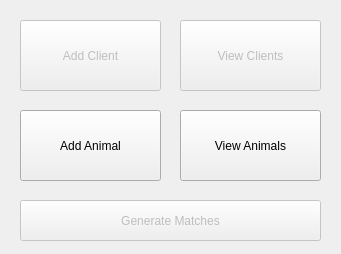
cameronhawtin/Animal-Farm-cuACS, file cuACS/postloginstaff.ui: the form before one commit.
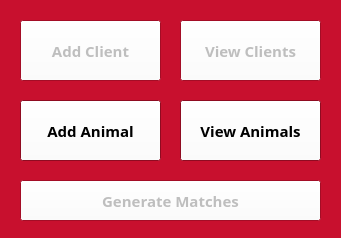
The form after the commit.

Commit message: added carleton font set dialogs to have carleton font (Egyptienne Roman) set login window to non-resizeable set colours to carleton's (PMS 186 #C8102E 200, 16, 46)

Patch:
```diff
--- a/cuACS/postloginstaff.ui
+++ b/cuACS/postloginstaff.ui
@@ -7,9 +7,109 @@
     <x>0</x>
     <y>0</y>
     <width>341</width>
-    <height>254</height>
+    <height>238</height>
    </rect>
   </property>
+  <property name="palette">
+   <palette>
+    <active>
+     <colorrole role="Button">
+      <brush brushstyle="SolidPattern">
+       <color alpha="255">
+        <red>255</red>
+        <green>255</green>
+        <blue>255</blue>
+       </color>
+      </brush>
+     </colorrole>
+     <colorrole role="Base">
+      <brush brushstyle="SolidPattern">
+       <color alpha="255">
+        <red>255</red>
+        <green>255</green>
+        <blue>255</blue>
+       </color>
+      </brush>
+     </colorrole>
+     <colorrole role="Window">
+      <brush brushstyle="SolidPattern">
+       <color alpha="255">
+        <red>200</red>
+        <green>16</green>
+        <blue>46</blue>
+       </color>
+      </brush>
+     </colorrole>
+    </active>
+    <inactive>
+     <colorrole role="Button">
+      <brush brushstyle="SolidPattern">
+       <color alpha="255">
+        <red>255</red>
+        <green>255</green>
+        <blue>255</blue>
+       </color>
+      </brush>
+     </colorrole>
+     <colorrole role="Base">
+      <brush brushstyle="SolidPattern">
+       <color alpha="255">
+        <red>255</red>
+        <green>255</green>
+        <blue>255</blue>
+       </color>
+      </brush>
+     </colorrole>
+     <colorrole role="Window">
+      <brush brushstyle="SolidPattern">
+       <color alpha="255">
+        <red>200</red>
+        <green>16</green>
+        <blue>46</blue>
+       </color>
+      </brush>
+     </colorrole>
+    </inactive>
+    <disabled>
+     <colorrole role="Button">
+      <brush brushstyle="SolidPattern">
+       <color alpha="255">
+        <red>255</red>
+        <green>255</green>
+        <blue>255</blue>
+       </color>
+      </brush>
+     </colorrole>
+     <colorrole role="Base">
+      <brush brushstyle="SolidPattern">
+       <color alpha="255">
+        <red>200</red>
+        <green>16</green>
+        <blue>46</blue>
+       </color>
+      </brush>
+     </colorrole>
+     <colorrole role="Window">
+      <brush brushstyle="SolidPattern">
+       <color alpha="255">
+        <red>200</red>
+        <green>16</green>
+        <blue>46</blue>
+       </color>
+      </brush>
+     </colorrole>
+    </disabled>
+   </palette>
+  </property>
+  <property name="font">
+   <font>
+    <family>Egyptienne F</family>
+    <pointsize>11</pointsize>
+    <weight>75</weight>
+    <italic>false</italic>
+    <bold>true</bold>
+   </font>
+  </property>
   <property name="windowTitle">
    <string>Dialog</string>
   </property>
@@ -17,9 +117,9 @@
    <property name="geometry">
     <rect>
      <x>20</x>
-     <y>110</y>
+     <y>100</y>
      <width>141</width>
-     <height>71</height>
+     <height>61</height>
     </rect>
    </property>
    <property name="text">
@@ -33,11 +133,19 @@
    <property name="geometry">
     <rect>
      <x>180</x>
-     <y>110</y>
+     <y>100</y>
      <width>141</width>
-     <height>71</height>
+     <height>61</height>
     </rect>
    </property>
+   <property name="font">
+    <font>
+     <family>Egyptienne F</family>
+     <weight>75</weight>
+     <italic>false</italic>
+     <bold>true</bold>
+    </font>
+   </property>
    <property name="text">
     <string>View Animals</string>
    </property>
@@ -54,7 +162,7 @@
      <x>20</x>
      <y>20</y>
      <width>141</width>
-     <height>71</height>
+     <height>61</height>
     </rect>
    </property>
    <property name="text">
@@ -73,7 +181,7 @@
      <x>180</x>
      <y>20</y>
      <width>141</width>
-     <height>71</height>
+     <height>61</height>
     </rect>
    </property>
    <property name="text">
@@ -90,7 +198,7 @@
    <property name="geometry">
     <rect>
      <x>20</x>
-     <y>200</y>
+     <y>180</y>
      <width>301</width>
      <height>41</height>
     </rect>
```
The commit also changes 5 other files.
